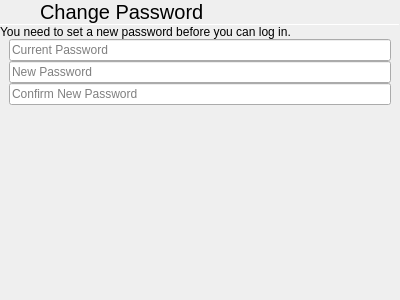
The window that thedm-greeter/pamchauthtok.ui (vicr123/thedm) describes before a commit, drawn with Qt 5.
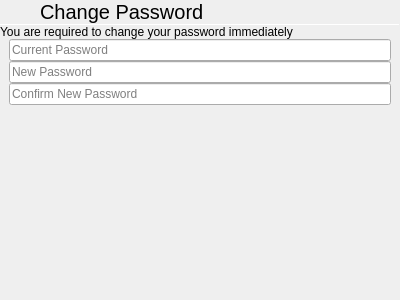
The same window after the commit. Icons and pictures are not drawn.

Patch:
```diff
--- a/thedm-greeter/pamchauthtok.ui
+++ b/thedm-greeter/pamchauthtok.ui
@@ -119,7 +119,7 @@
    <item>
     <widget class="QLabel" name="pamMessage">
      <property name="text">
-      <string notr="true">You need to set a new password before you can log in.</string>
+      <string>You are required to change your password immediately</string>
      </property>
      <property name="wordWrap">
       <bool>true</bool>
```
